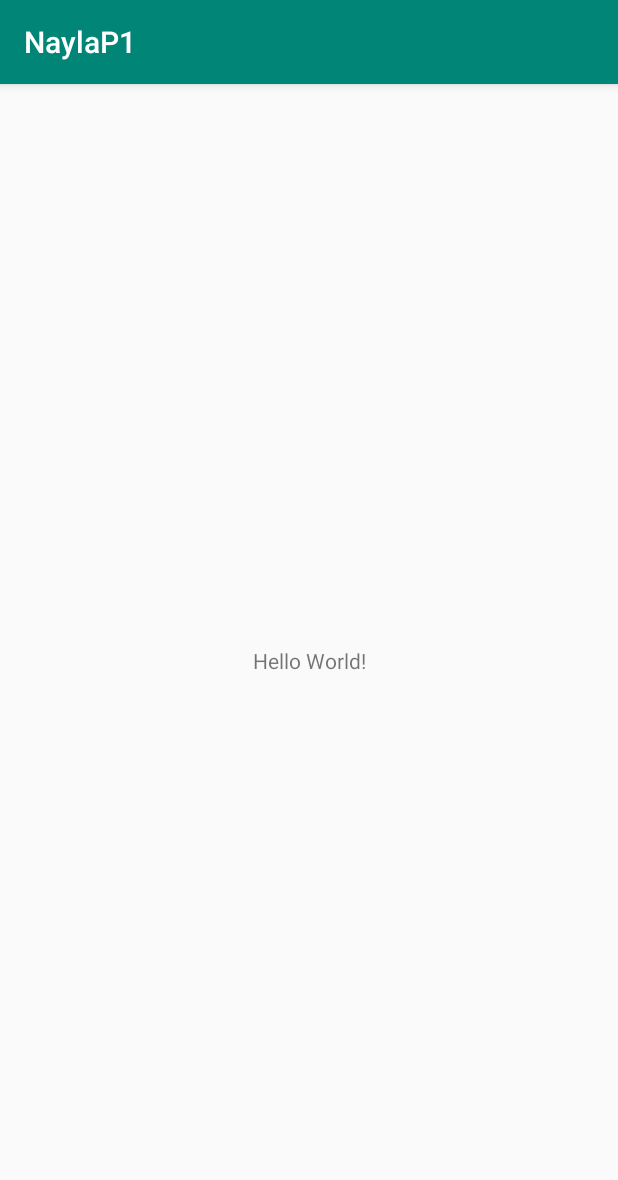
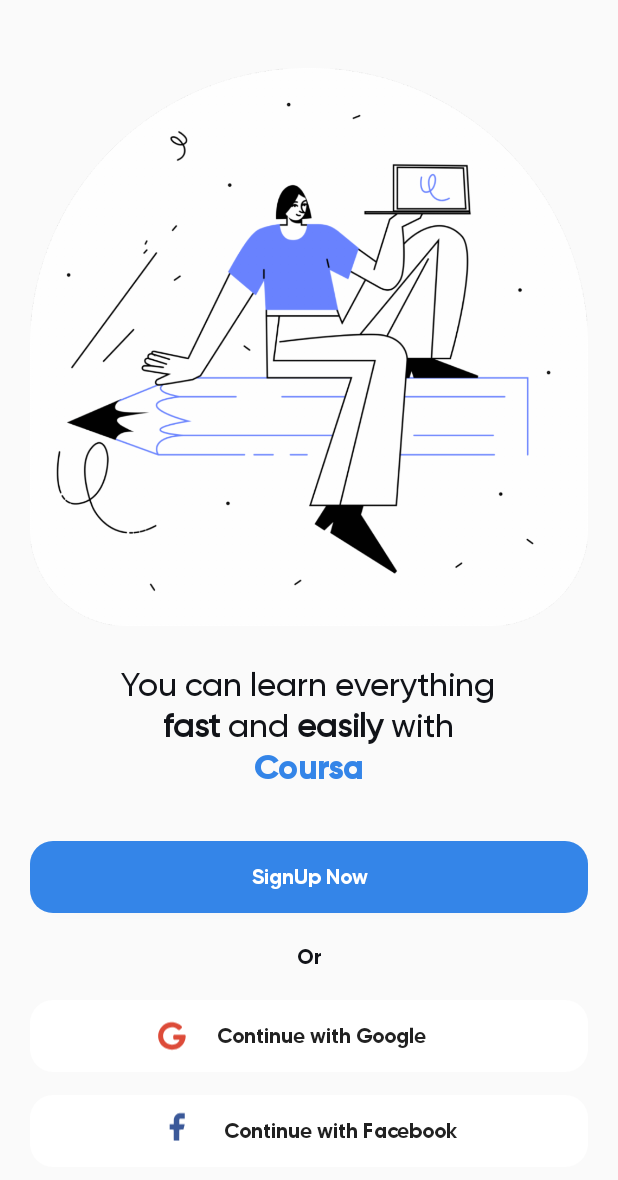
Before and after one commit to Zeynal-kara/NaylaP1, an Android app: the screen it shows after launch (MainActivity before the commit, LoginActivity after it), on a phone screen of 412 x 824 dp. Shown: the top 1180 px of the screen. Run offline under Robolectric (Android 15) with nearby library versions, the phone set to English and light mode, and no system bars.

Commit message:
adding sign_up page

```diff
--- a/app/build.gradle
+++ b/app/build.gradle
@@ -10,6 +10,8 @@
         versionCode 1
         versionName "1.0"
         testInstrumentationRunner "androidx.test.runner.AndroidJUnitRunner"
+
+        android.defaultConfig.vectorDrawables.useSupportLibrary = true
     }
     buildTypes {
         release {
--- a/app/src/main/AndroidManifest.xml
+++ b/app/src/main/AndroidManifest.xml
@@ -9,7 +9,7 @@
         android:roundIcon="@mipmap/ic_launcher_round"
         android:supportsRtl="true"
         android:theme="@style/AppTheme">
-        <activity android:name=".MainActivity">
+        <activity android:name=".LoginActivity">
             <intent-filter>
                 <action android:name="android.intent.action.MAIN" />
 
--- a/app/src/main/java/com/example/naylap1/MainActivity.java
+++ b/app/src/main/java/com/example/naylap1/LoginActivity.java
@@ -4,11 +4,11 @@
 
 import android.os.Bundle;
 
-public class MainActivity extends AppCompatActivity {
+public class LoginActivity extends AppCompatActivity {
 
     @Override
     protected void onCreate(Bundle savedInstanceState) {
         super.onCreate(savedInstanceState);
-        setContentView(R.layout.activity_main);
+        setContentView(R.layout.activity_login);
     }
 }
--- /dev/null
+++ b/app/src/main/res/drawable/btn_signup_bg.xml
@@ -0,0 +1,6 @@
+<?xml version="1.0" encoding="utf-8"?>
+
+<shape xmlns:android="http://schemas.android.com/apk/res/android">
+    <corners android:radius="15dp" />
+    <solid android:color="#3485E8" />
+</shape>
--- /dev/null
+++ b/app/src/main/res/drawable/btn_signup_with_other.xml
@@ -0,0 +1,17 @@
+<?xml version="1.0" encoding="utf-8"?>
+
+<selector xmlns:android="http://schemas.android.com/apk/res/android">
+    <item android:state_pressed="true">
+        <shape>
+            <corners android:radius="15dp" />
+            <solid android:color="#DDDCDC" />
+        </shape>
+    </item>
+
+    <item>
+        <shape>
+            <corners android:radius="15dp" />
+            <solid android:color="#FFFFFF" />
+        </shape>
+    </item>
+</selector>
--- /dev/null
+++ b/app/src/main/res/drawable/ic_facebook.xml
@@ -0,0 +1,5 @@
+<vector android:height="40dp" android:viewportHeight="640"
+    android:viewportWidth="512" android:width="32dp" xmlns:android="http://schemas.android.com/apk/res/android">
+    <path android:fillColor="#3B5999"
+        android:pathData="M301.7,44.6c-41.5,7.5 -73.6,37.2 -84.9,78.7 -2.1,7.7 -2.3,10.7 -2.8,49.2l-0.5,41 -31.7,0.3 -31.8,0.2 0,41.9 0,41.8 22.7,0.6c12.4,0.4 26.6,0.7 31.5,0.7l8.8,-0 0.1,68.7c0,37.9 0.2,72.8 0.4,77.8 0.2,4.9 0.4,12.3 0.4,16.3l0.1,7.2 42.2,-0.2 42.1,-0.3 0.2,-16.5c0.2,-9.1 0.3,-47.2 0.4,-84.8l0.1,-68.2 13.3,-0c7.2,-0 21.6,-0.3 31.9,-0.7l18.6,-0.6 10.5,-41.9 10.5,-41.8 -20.4,-0.1c-11.2,-0.1 -21.3,-0.3 -22.4,-0.4 -1.1,-0.1 -11,-0.3 -22,-0.4l-20,-0.1 0,-34.8 0,-34.7 3,-5.1c2.3,-4.1 4.1,-5.8 8.2,-7.8l5.2,-2.6 34.3,-0 34.3,-0 0,-42.5 0,-42.5 -37.2,0.1c-27.5,0.1 -39.4,0.5 -45.1,1.5z" android:strokeColor="#00000000"/>
+</vector>
--- /dev/null
+++ b/app/src/main/res/drawable/ic_google.xml
@@ -0,0 +1,5 @@
+<vector android:height="32dp" android:viewportHeight="512"
+    android:viewportWidth="512" android:width="32dp" xmlns:android="http://schemas.android.com/apk/res/android">
+    <path android:fillColor="#DD4B39"
+        android:pathData="M256.1,44.1c-55,6.2 -106.5,33.4 -141.3,74.8 -26,30.9 -42.2,66.8 -48.4,107.6 -2.3,15 -2.3,43.1 0,58.9 10.2,70.5 54.1,130.5 118.1,161.7 60.6,29.5 129.9,29.2 189.9,-0.8 25.2,-12.6 52,-34.2 69.9,-56.3 27.9,-34.5 44.3,-77.3 47.2,-123.7 1.1,-16.8 -2.9,-25.3 -13.2,-28.3 -2.7,-0.8 -28.3,-1 -85,-0.8l-81.1,0.3 -4.4,3c-2.3,1.7 -5.4,5.1 -6.8,7.5 -2.5,4.4 -2.5,4.8 -2.5,27.6l0,23.1 3,4.9c2,3.1 4.7,5.8 7.5,7.4l4.5,2.5 37.7,0.5 37.8,0.5 2.5,2.5c4.6,4.6 4.3,7.6 -1.6,16.5 -11.4,17.2 -34.9,37.1 -54,45.9 -31.5,14.3 -67.4,16.5 -99.4,5.9 -41,-13.5 -73.3,-44.8 -87.4,-84.6 -5.5,-15.8 -7.4,-27.2 -7.4,-45.2 0,-12.4 0.5,-18.1 2.1,-25.5 5.9,-27.3 18.3,-50 37.7,-69.5 35.7,-35.7 86.5,-48.9 135,-35 17.6,5 35.1,15 56,31.9 7,5.7 18.3,7.3 26,3.7 2.4,-1.1 10,-8 19.2,-17.2 12.8,-13 15.3,-16.1 16.3,-19.9 2.6,-9.8 -0.3,-15.9 -13.3,-27.2 -30.2,-26.3 -67,-43.7 -107.7,-50.8 -14.4,-2.5 -43.2,-3.5 -56.9,-1.9z" android:strokeColor="#00000000"/>
+</vector>
--- /dev/null
+++ b/app/src/main/res/layout/activity_login.xml
@@ -0,0 +1,158 @@
+<?xml version="1.0" encoding="utf-8"?>
+<RelativeLayout xmlns:android="http://schemas.android.com/apk/res/android"
+    xmlns:app="http://schemas.android.com/apk/res-auto"
+    xmlns:tools="http://schemas.android.com/tools"
+    android:layout_width="match_parent"
+    android:layout_height="match_parent"
+    android:layout_margin="20dp"
+    android:gravity="center"
+    tools:context=".LoginActivity">
+
+    <ImageView
+        android:id="@+id/imgSignUp"
+        android:layout_width="match_parent"
+        android:layout_height="wrap_content"
+
+        android:layout_above="@id/txtSignUp"
+        android:layout_centerHorizontal="true"
+        android:adjustViewBounds="true"
+        app:srcCompat="@drawable/sign_n"
+        tools:layout_editor_absoluteX="20dp"
+        tools:layout_editor_absoluteY="130dp" />
+
+    <TextView
+        android:id="@+id/txtSignUp"
+        android:layout_width="wrap_content"
+        android:layout_height="wrap_content"
+        android:layout_above="@id/txtSignUp2"
+        android:layout_centerHorizontal="true"
+        android:layout_marginTop="25dp"
+        android:gravity="center"
+        android:text="@string/signup_text_1"
+        android:textColor="#111318"
+        android:textSize="22sp"
+        app:fontFamily="@font/gilroy_medium"
+        tools:layout_editor_absoluteX="41dp"
+        tools:layout_editor_absoluteY="282dp" />
+
+    <TextView
+        android:id="@+id/txtSignUp2"
+        android:layout_width="wrap_content"
+        android:layout_height="wrap_content"
+        android:layout_above="@id/txtSingUp3"
+        android:layout_centerHorizontal="true"
+        android:text="@string/signup_text_2"
+        android:textColor="#111318"
+        android:textSize="22sp"
+        app:fontFamily="@font/gilroy_medium" />
+
+    <TextView
+        android:id="@+id/txtSingUp3"
+        android:layout_width="wrap_content"
+        android:layout_height="wrap_content"
+        android:layout_above="@id/btnSignUp"
+        android:layout_centerHorizontal="true"
+        android:text="Coursa"
+        android:textColor="#3485E8"
+        android:textSize="22sp"
+        android:textStyle="bold"
+        app:fontFamily="@font/gilroy_bold" />
+
+    <Button
+        android:id="@+id/btnSignUp"
+        android:layout_width="match_parent"
+        android:layout_height="wrap_content"
+        android:layout_above="@id/txtOr"
+        android:layout_centerHorizontal="true"
+        android:layout_marginTop="35dp"
+        android:layout_marginBottom="20dp"
+        android:background="@drawable/btn_signup_bg"
+        android:text="@string/signup_button_text"
+        android:textAllCaps="false"
+        android:textColor="#FFFFFF"
+        android:fontFamily="@font/gilroy_bold"/>
+
+    <TextView
+        android:id="@+id/txtOr"
+        android:layout_width="wrap_content"
+        android:layout_height="wrap_content"
+        android:layout_above="@id/ll_sign_google"
+        android:layout_centerHorizontal="true"
+        android:text="Or"
+        android:textColor="#111318"
+        android:textSize="14sp"
+        app:fontFamily="@font/gilroy_bold" />
+
+    <LinearLayout
+        android:id="@+id/ll_sign_google"
+        android:layout_width="match_parent"
+        android:layout_height="wrap_content"
+        android:layout_above="@id/ll_sign_facebook"
+        android:layout_centerHorizontal="true"
+        android:layout_marginTop="20dp"
+        android:layout_marginBottom="15dp"
+        android:background="@drawable/btn_signup_with_other"
+        android:clickable="true"
+        android:gravity="center"
+        android:orientation="horizontal">
+
+        <ImageView
+            android:id="@+id/imgGoogle"
+            android:layout_width="32dp"
+            android:layout_height="32dp"
+            android:background="@android:color/transparent"
+            android:clickable="false"
+            android:paddingRight="10dp"
+            app:srcCompat="@drawable/ic_google" />
+
+        <Button
+            android:id="@+id/btnGoogle"
+            android:layout_width="wrap_content"
+            android:layout_height="wrap_content"
+            android:background="@android:color/transparent"
+            android:clickable="false"
+            android:freezesText="false"
+            android:gravity="left|center_vertical"
+            android:hint="Countinue with Facebbok"
+            android:paddingLeft="10dp"
+            android:stateListAnimator="@null"
+            android:text="Continue with Google"
+            android:textAllCaps="false"
+            android:fontFamily="@font/gilroy_bold"/>
+    </LinearLayout>
+
+    <LinearLayout
+        android:id="@+id/ll_sign_facebook"
+        android:layout_width="match_parent"
+        android:layout_height="wrap_content"
+        android:layout_alignParentBottom="true"
+        android:layout_centerHorizontal="true"
+        android:background="@drawable/btn_signup_with_other"
+        android:clickable="true"
+        android:gravity="center"
+        android:orientation="horizontal">
+
+        <ImageView
+            android:id="@+id/imgFace"
+            android:layout_width="32dp"
+            android:layout_height="32dp"
+            android:background="@android:color/transparent"
+            android:clickable="false"
+            android:paddingRight="10dp"
+            app:srcCompat="@drawable/ic_facebook" />
+
+        <Button
+            android:id="@+id/btnFace"
+            android:layout_width="wrap_content"
+            android:layout_height="wrap_content"
+            android:background="@android:color/transparent"
+            android:clickable="false"
+            android:paddingLeft="10dp"
+            android:stateListAnimator="@null"
+            android:text="Continue with Facebook"
+            android:textAllCaps="false"
+            android:fontFamily="@font/gilroy_bold"/>
+    </LinearLayout>
+
+
+</RelativeLayout>
--- a/app/src/main/res/layout/activity_main.xml
+++ /dev/null
@@ -1,18 +0,0 @@
-<?xml version="1.0" encoding="utf-8"?>
-<androidx.constraintlayout.widget.ConstraintLayout xmlns:android="http://schemas.android.com/apk/res/android"
-    xmlns:app="http://schemas.android.com/apk/res-auto"
-    xmlns:tools="http://schemas.android.com/tools"
-    android:layout_width="match_parent"
-    android:layout_height="match_parent"
-    tools:context=".MainActivity">
-
-    <TextView
-        android:layout_width="wrap_content"
-        android:layout_height="wrap_content"
-        android:text="Hello World!"
-        app:layout_constraintBottom_toBottomOf="parent"
-        app:layout_constraintLeft_toLeftOf="parent"
-        app:layout_constraintRight_toRightOf="parent"
-        app:layout_constraintTop_toTopOf="parent" />
-
-</androidx.constraintlayout.widget.ConstraintLayout>
--- a/app/src/main/res/values/colors.xml
+++ b/app/src/main/res/values/colors.xml
@@ -1,6 +1,6 @@
 <?xml version="1.0" encoding="utf-8"?>
 <resources>
     <color name="colorPrimary">#008577</color>
-    <color name="colorPrimaryDark">#00574B</color>
+    <color name="colorPrimaryDark">#E5E5E5</color>
     <color name="colorAccent">#D81B60</color>
 </resources>
--- a/app/src/main/res/values/strings.xml
+++ b/app/src/main/res/values/strings.xml
@@ -1,3 +1,6 @@
 <resources>
     <string name="app_name">NaylaP1</string>
+    <string name="signup_text_1">You can learn everything</string>
+    <string name="signup_text_2"><b>fast</b> and <b>easily</b> with</string>
+    <string name="signup_button_text">SignUp Now</string>
 </resources>
--- a/app/src/main/res/values/styles.xml
+++ b/app/src/main/res/values/styles.xml
@@ -1,7 +1,7 @@
 <resources>
 
     <!-- Base application theme. -->
-    <style name="AppTheme" parent="Theme.AppCompat.Light.DarkActionBar">
+    <style name="AppTheme" parent="Theme.AppCompat.Light.NoActionBar">
         <!-- Customize your theme here. -->
         <item name="colorPrimary">@color/colorPrimary</item>
         <item name="colorPrimaryDark">@color/colorPrimaryDark</item>
```
Also changed, not shown: app/src/main/res/drawable-hdpi/sign_n.png (added), app/src/main/res/drawable-mdpi/sign_n.png (added), app/src/main/res/drawable-xhdpi/sign_n.png (added), app/src/main/res/drawable-xxhdpi/sign_n.png (added), app/src/main/res/drawable-xxxhdpi/sign_n.png (added), app/src/main/res/font/gilroy_bold.ttf (added), app/src/main/res/font/gilroy_medium.ttf (added).
